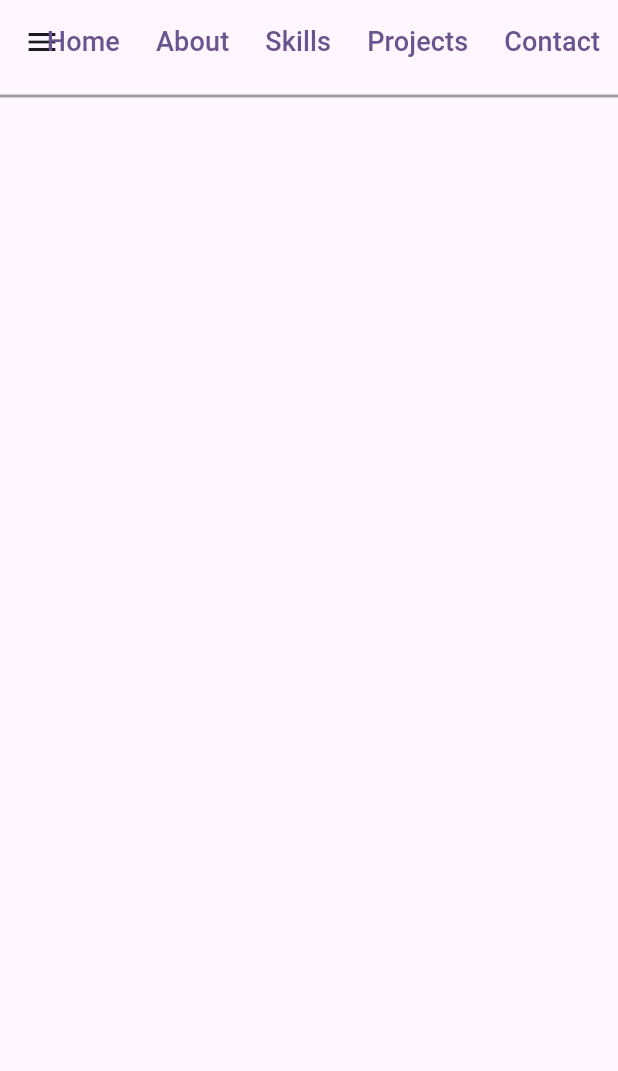
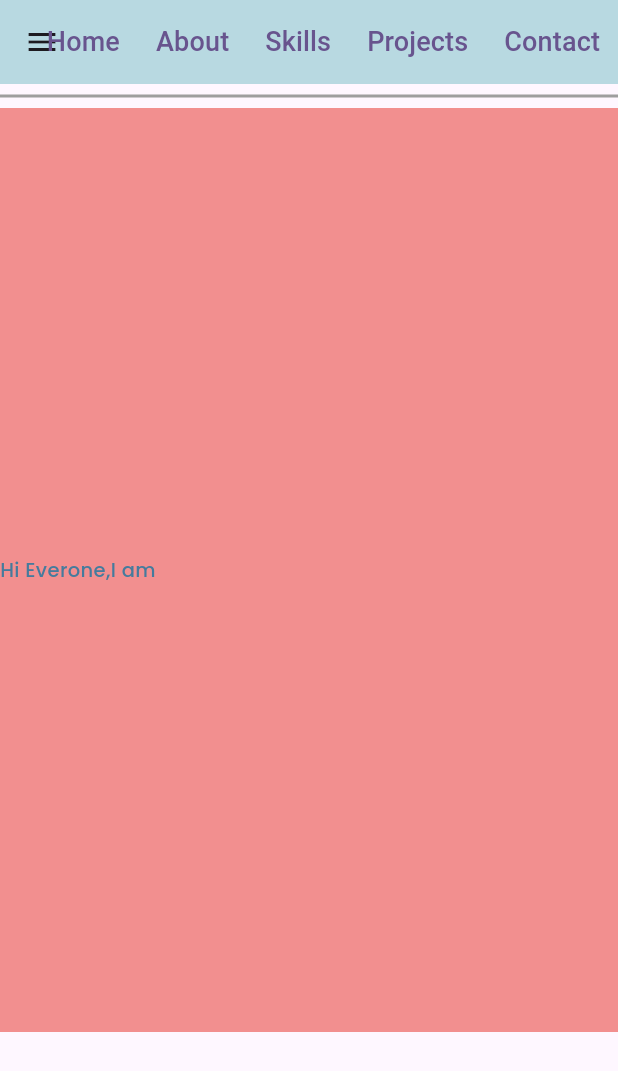
Before and after one commit to Areeba-ai05/Portfolio, a Flutter app: the screen it shows after launch, on a phone screen of 412 x 824 dp. Shown: the top 1071 px of the screen. Run offline on Flutter 3.47's test engine with Material 3 defaults, Android fonts, the phone set to English and light mode, and no system bars; our stand-ins replace google_fonts.

Commit message:
update code

```diff
--- a/lib/controller/contants/app-colors/app-colors.dart
+++ b/lib/controller/contants/app-colors/app-colors.dart
@@ -1,15 +1,16 @@
 import 'package:flutter/material.dart';
 class AppColors{
-  static Color  primaryColor=Color(0xFFFFFF);
-  static Color  primaryColor2=Color(0x457B9D);
-  static Color  backgroundColor=Color(0x457B9D);
-  static Color  secondaryColor=Color(0xFFA8A7);
+  static Color  primaryColor=Color(0xffFFFFFF);
+  static Color  bacckgroundColor=Color(0xffb8d9e1);
+  //static Color  primaryColor2=Color(0x457B9D);
+  static Color  backgroundColor=Color(0xff457B9D);
+  static Color  secondaryColor=Color(0xffFFA8A7);
   static Color  blackColor=Colors.black;
   static Color  whiteColor=Colors.white;
-  static Color  secondaryColor2=Color(0xF28F8F);
-  static Color  zincColor=Color(0x263238);
-  static Color  tealColor=Color(0x455A64);
-  static Color  peachColor=Color(0xFFA8A7);
-  static Color  darkpeachColor=Color(0xF28F8F);
+  static Color  secondaryColor2=Color(0xffF28F8F);
+  static Color  zincColor=Color(0xff263238);
+  static Color  tealColor=Color(0xff455A64);
+  static Color  peachColor=Color(0xffFFA8A7);
+  static Color  darkpeachColor=Color(0xffF28F8F);
 
 }
--- a/lib/view/starting-view/startingview.dart
+++ b/lib/view/starting-view/startingview.dart
@@ -61,7 +61,7 @@ class _HomeViewState extends State<HomeView> {
         ),
       ),
       appBar: AppBar(
-        backgroundColor: AppColors.zincColor,
+        backgroundColor: AppColors.bacckgroundColor,
         title: Text('software_sprinkles',style: TextStyle(fontSize: 30,fontWeight: FontWeight.w500),),
         actions: [
           TextButton(onPressed: () {}, child: Text('Home',style: TextStyle(fontSize: 18))),
@@ -81,11 +81,11 @@ class _HomeViewState extends State<HomeView> {
            height: 616,
            width: 1140,
            decoration: BoxDecoration(
-             color: AppColors.primaryColor
+             color:AppColors.darkpeachColor// Colors.blue,AppColors.bacckgroundColor
            ),
            child: Row(
              children: [
-               NormalTextWidget(text: 'Hi Everone,I am', textColor: AppColors.primaryColor2),
+               NormalTextWidget(text: 'Hi Everone,I am', textColor: AppColors.backgroundColor),
              ],
            ),
 
```
Also changed, not shown: lib/view/desktop-view/desktop-view.dart (added), lib/view/mobile-view/mobile-view.dart (added), lib/view/tablet-view/tablet-view.dart (added).
